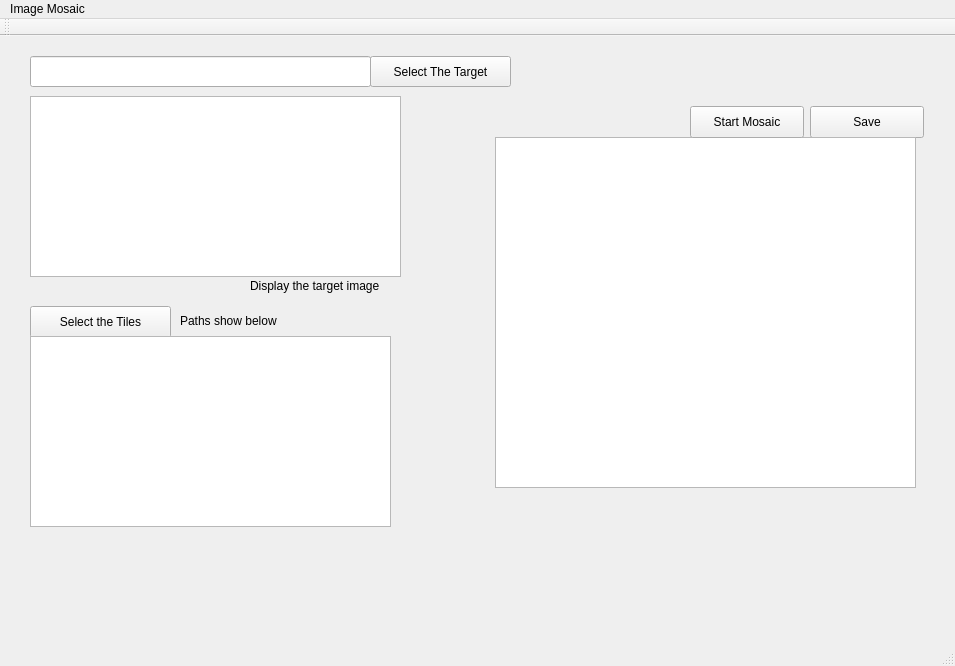
Qt form mainwindow.ui (AnnnnW/ImageMosaicGUI) before a commit.
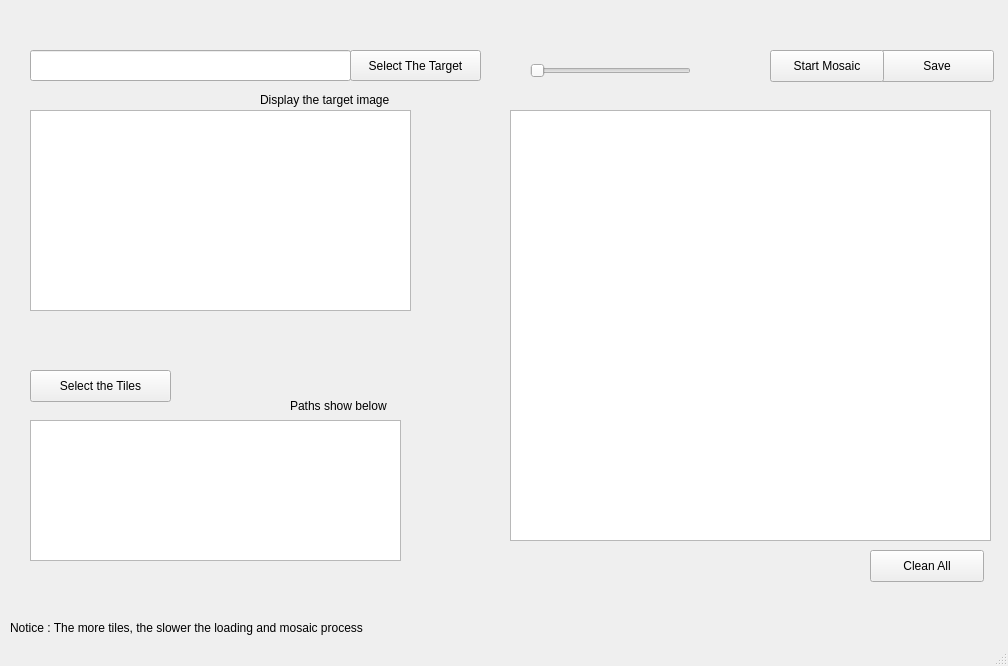
The same form after that commit.

The edit to the form file:
```diff
--- a/mainwindow.ui
+++ b/mainwindow.ui
@@ -6,7 +6,7 @@
    <rect>
     <x>0</x>
     <y>0</y>
-    <width>955</width>
+    <width>1008</width>
     <height>666</height>
    </rect>
   </property>
@@ -20,9 +20,9 @@
    <widget class="QPushButton" name="targetSelection">
     <property name="geometry">
      <rect>
-      <x>370</x>
-      <y>20</y>
-      <width>141</width>
+      <x>350</x>
+      <y>50</y>
+      <width>131</width>
       <height>31</height>
      </rect>
     </property>
@@ -34,7 +34,7 @@
     <property name="geometry">
      <rect>
       <x>30</x>
-      <y>270</y>
+      <y>370</y>
       <width>141</width>
       <height>32</height>
      </rect>
@@ -47,8 +47,8 @@
     <property name="geometry">
      <rect>
       <x>30</x>
-      <y>20</y>
-      <width>341</width>
+      <y>50</y>
+      <width>321</width>
       <height>31</height>
      </rect>
     </property>
@@ -63,9 +63,9 @@
     <property name="geometry">
      <rect>
       <x>30</x>
-      <y>300</y>
-      <width>361</width>
-      <height>191</height>
+      <y>420</y>
+      <width>371</width>
+      <height>141</height>
      </rect>
     </property>
     <property name="focusPolicy">
@@ -75,9 +75,9 @@
    <widget class="QLabel" name="label">
     <property name="geometry">
      <rect>
-      <x>180</x>
-      <y>269</y>
-      <width>191</width>
+      <x>290</x>
+      <y>390</y>
+      <width>111</width>
       <height>31</height>
      </rect>
     </property>
@@ -88,8 +88,8 @@
    <widget class="QPushButton" name="saveButton">
     <property name="geometry">
      <rect>
-      <x>810</x>
-      <y>70</y>
+      <x>880</x>
+      <y>50</y>
       <width>114</width>
       <height>32</height>
      </rect>
@@ -102,9 +102,9 @@
     <property name="geometry">
      <rect>
       <x>30</x>
-      <y>60</y>
-      <width>371</width>
-      <height>181</height>
+      <y>110</y>
+      <width>381</width>
+      <height>201</height>
      </rect>
     </property>
     <property name="dragMode">
@@ -117,18 +117,18 @@
    <widget class="QGraphicsView" name="displayResult">
     <property name="geometry">
      <rect>
-      <x>495</x>
-      <y>101</y>
-      <width>421</width>
-      <height>351</height>
+      <x>510</x>
+      <y>110</y>
+      <width>481</width>
+      <height>431</height>
      </rect>
     </property>
    </widget>
    <widget class="QLabel" name="label_2">
     <property name="geometry">
      <rect>
-      <x>250</x>
-      <y>240</y>
+      <x>260</x>
+      <y>90</y>
       <width>151</width>
       <height>20</height>
      </rect>
@@ -140,8 +140,8 @@
    <widget class="QPushButton" name="pushButton">
     <property name="geometry">
      <rect>
-      <x>690</x>
-      <y>70</y>
+      <x>770</x>
+      <y>50</y>
       <width>114</width>
       <height>32</height>
      </rect>
@@ -150,30 +150,45 @@
      <string>Start Mosaic</string>
     </property>
    </widget>
-  </widget>
-  <widget class="QMenuBar" name="menuBar">
-   <property name="geometry">
-    <rect>
-     <x>0</x>
-     <y>0</y>
-     <width>955</width>
-     <height>22</height>
-    </rect>
-   </property>
-   <widget class="QMenu" name="menuImage_Mosaic">
-    <property name="title">
-     <string>Image Mosaic</string>
+   <widget class="QSlider" name="maskingLevel">
+    <property name="geometry">
+     <rect>
+      <x>530</x>
+      <y>60</y>
+      <width>161</width>
+      <height>22</height>
+     </rect>
     </property>
+    <property name="orientation">
+     <enum>Qt::Horizontal</enum>
+    </property>
    </widget>
-   <addaction name="menuImage_Mosaic"/>
-  </widget>
-  <widget class="QToolBar" name="mainToolBar">
-   <attribute name="toolBarArea">
-    <enum>TopToolBarArea</enum>
-   </attribute>
-   <attribute name="toolBarBreak">
-    <bool>false</bool>
-   </attribute>
+   <widget class="QPushButton" name="cleanButton">
+    <property name="geometry">
+     <rect>
+      <x>870</x>
+      <y>550</y>
+      <width>114</width>
+      <height>32</height>
+     </rect>
+    </property>
+    <property name="text">
+     <string>Clean All</string>
+    </property>
+   </widget>
+   <widget class="QLabel" name="label_3">
+    <property name="geometry">
+     <rect>
+      <x>10</x>
+      <y>620</y>
+      <width>421</width>
+      <height>16</height>
+     </rect>
+    </property>
+    <property name="text">
+     <string>Notice : The more tiles, the slower the loading and mosaic process</string>
+    </property>
+   </widget>
   </widget>
   <widget class="QStatusBar" name="statusBar"/>
  </widget>
```
Left out of the diff: 4 changed lines with no effect on the pictures.
